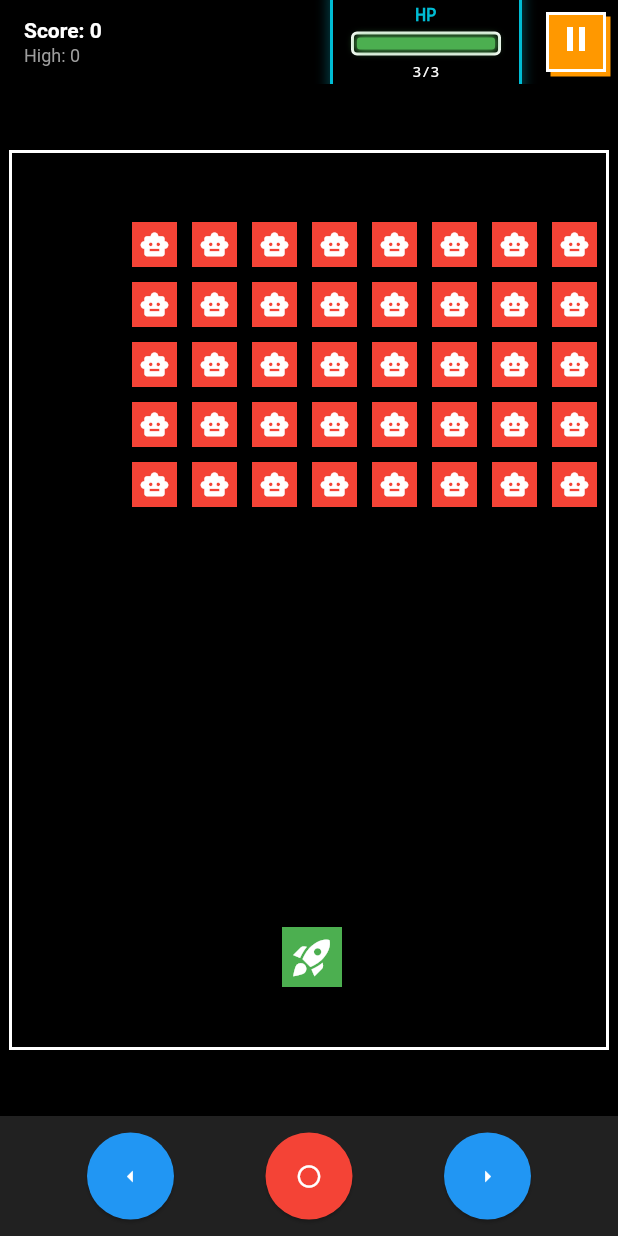
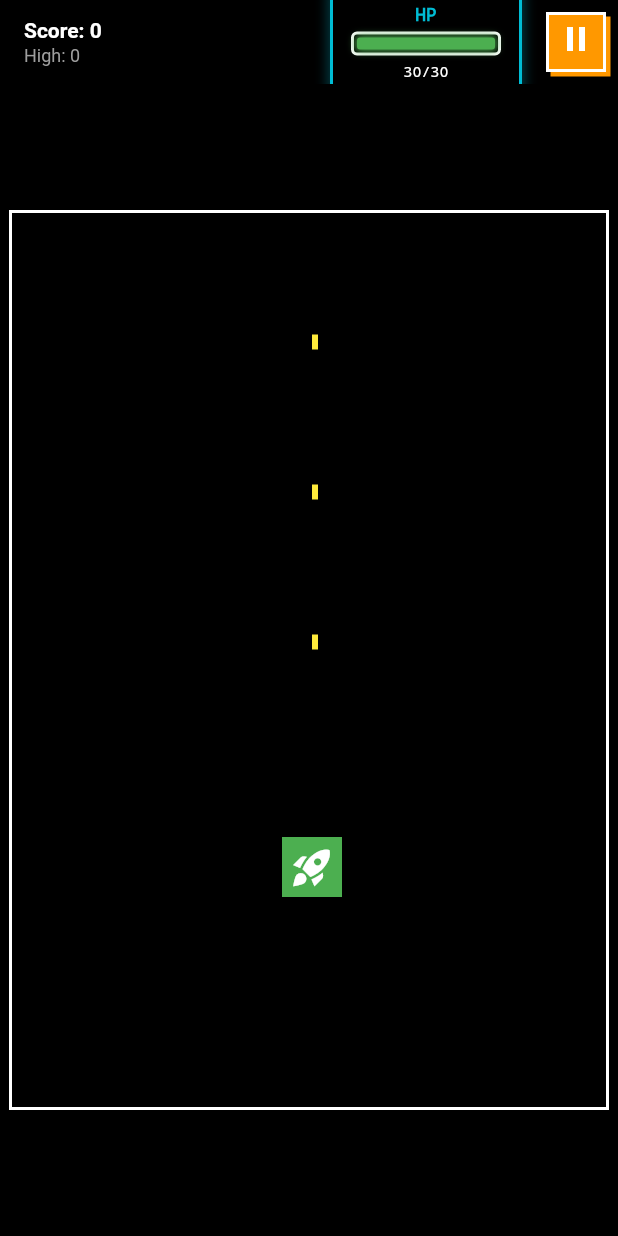
Before and after one commit to TomokiMatsubuchi/Flutter-invader, a Flutter app: the screen it shows after launch, after a tap on "START", on a phone screen of 412 x 824 dp. Run offline on Flutter 3.47's test engine with Material 3 defaults, Android fonts, the light colour scheme and no system bars; our stand-ins replace shared_preferences.

Commit message:
feat: Implement player movement and invader spawning mechanics

```diff
--- a/lib/screens/game_screen.dart
+++ b/lib/screens/game_screen.dart
@@ -1,10 +1,6 @@
 import 'package:flutter/material.dart';
 import 'dart:async';
 import '../models/game_state.dart';
-import '../models/bullet.dart';
-import '../models/invader.dart';
-import '../models/invader_bullet.dart';
-import '../models/player.dart';
 import '../services/game_engine.dart';
 import '../services/high_score_service.dart';
 import '../services/sound_service.dart';
@@ -12,6 +8,7 @@ import '../utils/constants.dart';
 import '../widgets/pause_button.dart';
 import '../widgets/pause_menu.dart';
 import '../widgets/hp_bar.dart';
+import '../widgets/pixel_button.dart';
 import 'title_screen.dart';
 
 class GameScreen extends StatefulWidget {
@@ -61,6 +58,15 @@ class _GameScreenState extends State<GameScreen> with TickerProviderStateMixin {
         GameEngine.updateBullets(gameState);
         GameEngine.updateInvaderBullets(gameState);
         GameEngine.generateInvaderBullet(gameState);
+        GameEngine.spawnRandomInvader(gameState); // ランダム出現
+
+        // 自動射撃（一定間隔で発射）
+        if (gameState.moveCounter % 20 == 0) { // 20フレームに1回（約0.33秒間隔）
+          if (GameEngine.canFireBullet(gameState)) {
+            SoundService.playShootSound();
+            GameEngine.fireBullet(gameState);
+          }
+        }
 
         final directionChanged = GameEngine.updateInvaders(gameState);
         final hitCount = GameEngine.checkCollisions(gameState);
@@ -134,26 +140,70 @@ class _GameScreenState extends State<GameScreen> with TickerProviderStateMixin {
     _initializeGameAsync();
   }
 
-  void _fireBullet() {
-    if (_gameState == null) return;
+
+
+  void _updatePlayerPosition(Offset globalPosition) {
+    if (_gameState == null || _gameState!.isPaused || _gameState!.isGameOver) return;
+
+    // 画面サイズを取得
+    final screenSize = MediaQuery.of(context).size;
+    final screenWidth = screenSize.width;
+    final screenHeight = screenSize.height;
+
+    // AppBarの高さを除外
+    final appBarHeight = AppBar().preferredSize.height + MediaQuery.of(context).padding.top;
+    final availableHeight = screenHeight - appBarHeight;
+
+    // タッチ位置を0-1の比率に変換（画面全体を使用、端での反応を改善）
+    final touchRatioX = (globalPosition.dx / screenWidth).clamp(0.0, 1.0);
+    final touchRatioY = ((globalPosition.dy - appBarHeight) / availableHeight).clamp(0.0, 1.0);
+
+    // 端での反応を改善するため、より敏感なマッピング
+    final adjustedRatioX = touchRatioX;
+    final adjustedRatioY = touchRatioY;
+
     setState(() {
-      if (GameEngine.canFireBullet(_gameState!)) {
-        SoundService.playShootSound();
-      }
-      GameEngine.fireBullet(_gameState!);
+      // 比率をゲーム座標に変換（調整された比率を使用）
+      final gameX = adjustedRatioX * GameConstants.gameWidth;
+      final gameY = adjustedRatioY * GameConstants.gameHeight;
+
+      // プレイヤー位置を更新（プレイヤーの中心がタッチ位置になるように）
+      final newX = gameX - GameConstants.playerWidth / 2;
+      final newY = gameY - GameConstants.playerHeight / 2;
+
+      // 現在の位置を取得
+      final currentX = _gameState!.player.x;
+      final currentY = _gameState!.player.y;
+
+      // 新しい位置を計算（境界でも確実に動作するように）
+      final clampedX = newX.clamp(0.0, GameConstants.gameWidth - GameConstants.playerWidth);
+      final clampedY = newY.clamp(0.0, GameConstants.gameHeight - GameConstants.playerHeight);
+
+      // 常に強制的に更新（境界での固着を防ぐ）
+      _gameState!.player.x = clampedX;
+      _gameState!.player.y = clampedY;
+
+      // デバッグ用：座標を確認
+      // print('Touch: (${globalPosition.dx}, ${globalPosition.dy}) -> Game: ($clampedX, $clampedY)');
     });
   }
 
-  void _movePlayer(double delta) {
-    if (_gameState == null) return;
-    setState(() {
-      if (delta < 0) {
-        _gameState!.player.moveLeft();
-      } else {
-        _gameState!.player.moveRight();
+  void _onPanStart(DragStartDetails details) {
+    _updatePlayerPosition(details.globalPosition);
   }
-    });
+
+  void _onPanUpdate(DragUpdateDetails details) {
+    _updatePlayerPosition(details.globalPosition);
   }
+
+  void _onPanEnd(DragEndDetails details) {
+    // パン終了時は何もしない（プレイヤーは最後の位置に留まる）
+  }
+
+  void _onTap(TapDownDetails details) {
+    _updatePlayerPosition(details.globalPosition);
+  }
+
 
   void _safelyDisposeTimer(Timer? timer) {
     try {
@@ -231,11 +281,17 @@ class _GameScreenState extends State<GameScreen> with TickerProviderStateMixin {
         actions: [
           PauseButton(
             isPaused: gameState.isPaused,
+            isGameOver: gameState.isGameOver,
             onPressed: _togglePause,
           ),
         ],
       ),
-      body: Center(
+      body: GestureDetector(
+        onTapDown: _onTap,
+        onPanStart: _onPanStart,
+        onPanUpdate: _onPanUpdate,
+        onPanEnd: _onPanEnd,
+        child: Center(
           child: Container(
             width: GameConstants.gameWidth,
             height: GameConstants.gameHeight,
@@ -349,9 +405,28 @@ class _GameScreenState extends State<GameScreen> with TickerProviderStateMixin {
                             ),
                           ),
                         const SizedBox(height: 20),
-                        ElevatedButton(
+                        Column(
+                          children: [
+                            PixelButton(
+                              text: 'PLAY AGAIN',
                               onPressed: _restartGame,
-                          child: const Text('Play Again'),
+                              backgroundColor: Colors.blue,
+                              borderColor: Colors.white,
+                              textColor: Colors.white,
+                              width: 200,
+                              height: 50,
+                            ),
+                            const SizedBox(height: 15),
+                            PixelButton(
+                              text: 'TITLE',
+                              onPressed: _goToTitle,
+                              backgroundColor: Colors.green,
+                              borderColor: Colors.white,
+                              textColor: Colors.white,
+                              width: 200,
+                              height: 50,
+                            ),
+                          ],
                         ),
                       ],
                     ),
@@ -369,41 +444,6 @@ class _GameScreenState extends State<GameScreen> with TickerProviderStateMixin {
             ),
           ),
         ),
-      bottomNavigationBar: Container(
-        height: 80,
-        color: Colors.grey[900],
-        child: Row(
-          mainAxisAlignment: MainAxisAlignment.spaceEvenly,
-          children: [
-            ElevatedButton(
-              onPressed: () => _movePlayer(-1),
-              style: ElevatedButton.styleFrom(
-                backgroundColor: Colors.blue,
-                shape: const CircleBorder(),
-                padding: const EdgeInsets.all(20),
-              ),
-              child: const Icon(Icons.arrow_left, color: Colors.white),
-            ),
-            ElevatedButton(
-              onPressed: _fireBullet,
-              style: ElevatedButton.styleFrom(
-                backgroundColor: Colors.red,
-                shape: const CircleBorder(),
-                padding: const EdgeInsets.all(20),
-              ),
-              child: const Icon(Icons.radio_button_unchecked, color: Colors.white),
-            ),
-            ElevatedButton(
-              onPressed: () => _movePlayer(1),
-              style: ElevatedButton.styleFrom(
-                backgroundColor: Colors.blue,
-                shape: const CircleBorder(),
-                padding: const EdgeInsets.all(20),
-              ),
-              child: const Icon(Icons.arrow_right, color: Colors.white),
-            ),
-          ],
-        ),
       ),
     );
   }
--- a/lib/screens/title_screen.dart
+++ b/lib/screens/title_screen.dart
@@ -298,12 +298,22 @@ class _TitleScreenState extends State<TitleScreen> with TickerProviderStateMixin
                           ),
                         ),
                         const SizedBox(height: 15),
-                        const Row(
-                          mainAxisAlignment: MainAxisAlignment.spaceEvenly,
+                        const Column(
                           children: [
-                            Flexible(child: PixelControlInfo(symbol: '◀', label: 'LEFT')),
-                            Flexible(child: PixelControlInfo(symbol: '●', label: 'FIRE')),
-                            Flexible(child: PixelControlInfo(symbol: '▶', label: 'RIGHT')),
+                            Row(
+                              mainAxisAlignment: MainAxisAlignment.spaceEvenly,
+                              children: [
+                                Flexible(child: PixelControlInfo(symbol: '◉', label: 'NEURAL LINK')),
+                                Flexible(child: PixelControlInfo(symbol: '⟼', label: 'VECTOR CTRL')),
+                              ],
+                            ),
+                            SizedBox(height: 10),
+                            Row(
+                              mainAxisAlignment: MainAxisAlignment.center,
+                              children: [
+                                Flexible(child: PixelControlInfo(symbol: '◈', label: 'QUANTUM FIRE')),
+                              ],
+                            ),
                           ],
                         ),
                       ],
--- a/lib/services/game_engine.dart
+++ b/lib/services/game_engine.dart
@@ -10,16 +10,41 @@ class GameEngine {
   static void initializeInvaders(GameState gameState) {
     try {
       gameState.invaders.clear();
-      for (int row = 0; row < GameConstants.invaderRows; row++) {
-        for (int col = 0; col < GameConstants.invaderCols; col++) {
-          gameState.invaders.add(Invader(
-            x: GameConstants.invaderStartX + col * GameConstants.invaderSpacing,
-            y: GameConstants.invaderStartY + row * GameConstants.invaderSpacing,
-          ));
+      // 初期化時はインベーダーを配置しない（ランダム出現システムに任せる）
+    } catch (e) {
+      debugPrint('Error initializing invaders: $e');
+    }
+  }
+
+  static void spawnRandomInvader(GameState gameState) {
+    try {
+      // 一定確率でインベーダーを生成
+      if (Random().nextInt(100) < 2) { // 2%の確率に増加（HPが増えたため）
+        final spawnSide = Random().nextInt(3); // 0:上, 1:右, 2:左（下は除外）
+        double x, y;
+
+        switch (spawnSide) {
+          case 0: // 上から
+            x = Random().nextDouble() * (GameConstants.gameWidth - GameConstants.invaderWidth);
+            y = -GameConstants.invaderHeight;
+            break;
+          case 1: // 右から
+            x = GameConstants.gameWidth;
+            y = Random().nextDouble() * (GameConstants.gameHeight - GameConstants.invaderHeight);
+            break;
+          case 2: // 左から
+            x = -GameConstants.invaderWidth;
+            y = Random().nextDouble() * (GameConstants.gameHeight - GameConstants.invaderHeight);
+            break;
+          default:
+            x = Random().nextDouble() * (GameConstants.gameWidth - GameConstants.invaderWidth);
+            y = -GameConstants.invaderHeight;
         }
+
+        gameState.invaders.add(Invader(x: x, y: y));
       }
     } catch (e) {
-      debugPrint('Error initializing invaders: $e');
+      debugPrint('Error spawning random invader: $e');
     }
   }
 
@@ -37,37 +62,42 @@ class GameEngine {
   static bool updateInvaders(GameState gameState) {
     if (gameState.invaders.isEmpty) return false;
 
-    final newCounter = gameState.moveCounter + 1;
-    bool directionChanged = false;
+    // フレームカウンターで移動頻度を調整
+    final shouldMove = gameState.moveCounter % 3 == 0; // 3フレームに1回移動
 
-    if (newCounter % GameConstants.invaderMoveInterval == 0) {
-      bool hitEdge = false;
+    // インベーダーをプレイヤーに向かって移動させる
+    gameState.invaders.removeWhere((invader) {
+      if (shouldMove) {
+        final playerCenterX = gameState.player.x + GameConstants.playerWidth / 2;
+        final playerCenterY = gameState.player.y + GameConstants.playerHeight / 2;
+        final invaderCenterX = invader.x + GameConstants.invaderWidth / 2;
+        final invaderCenterY = invader.y + GameConstants.invaderHeight / 2;
 
-      if (gameState.moveRight) {
-        for (var invader in gameState.invaders) {
-          invader.x += GameConstants.invaderSpeed;
-          if (invader.x >= GameConstants.gameWidth - GameConstants.invaderWidth) {
-            hitEdge = true;
-          }
-        }
-      } else {
-        for (var invader in gameState.invaders) {
-          invader.x -= GameConstants.invaderSpeed;
-          if (invader.x <= 0) {
-            hitEdge = true;
-          }
+        // プレイヤーとの距離を計算
+        final dx = playerCenterX - invaderCenterX;
+        final dy = playerCenterY - invaderCenterY;
+        final distance = sqrt(dx * dx + dy * dy);
+
+        // 一定距離以上離れている場合のみ移動
+        if (distance > 5.0) {
+          // 正規化した方向ベクトルを計算
+          final normalizedDx = dx / distance;
+          final normalizedDy = dy / distance;
+
+          // インベーダーをプレイヤーに向かって滑らかに移動
+          invader.x += normalizedDx * GameConstants.invaderSpeed;
+          invader.y += normalizedDy * GameConstants.invaderSpeed;
         }
       }
 
-      if (hitEdge) {
-        directionChanged = true;
-        for (var invader in gameState.invaders) {
-          invader.y += GameConstants.invaderSpeed;
-        }
-      }
-    }
+      // 画面外に出たインベーダーを削除
+      return invader.x < -GameConstants.invaderWidth ||
+             invader.x > GameConstants.gameWidth ||
+             invader.y < -GameConstants.invaderHeight ||
+             invader.y > GameConstants.gameHeight;
+    });
 
-    return directionChanged;
+    return false; // 方向変更は不要
   }
 
   static int checkCollisions(GameState gameState) {
@@ -125,7 +155,7 @@ class GameEngine {
 
   static void generateInvaderBullet(GameState gameState) {
     try {
-      if (gameState.invaders.isNotEmpty && Random().nextInt(100) < 2) {
+      if (gameState.invaders.isNotEmpty && Random().nextInt(100) < 3) { // 3%に増加
         final randomInvader = gameState.invaders[Random().nextInt(gameState.invaders.length)];
         gameState.invaderBullets.add(InvaderBullet(
           x: randomInvader.x + GameConstants.invaderWidth / 2,
@@ -139,6 +169,7 @@ class GameEngine {
 
   static bool checkPlayerCollision(GameState gameState) {
     try {
+      // インベーダーの弾丸との衝突判定
       for (int i = gameState.invaderBullets.length - 1; i >= 0; i--) {
         final bullet = gameState.invaderBullets[i];
         if (bullet.x >= gameState.player.x &&
@@ -149,6 +180,18 @@ class GameEngine {
           return true;
         }
       }
+
+      // インベーダーとの直接接触判定
+      for (int i = gameState.invaders.length - 1; i >= 0; i--) {
+        final invader = gameState.invaders[i];
+        if (invader.x < gameState.player.x + GameConstants.playerWidth &&
+            invader.x + GameConstants.invaderWidth > gameState.player.x &&
+            invader.y < gameState.player.y + GameConstants.playerHeight &&
+            invader.y + GameConstants.invaderHeight > gameState.player.y) {
+          gameState.invaders.removeAt(i);
+          return true;
+        }
+      }
     } catch (e) {
       debugPrint('Error checking player collision: $e');
     }
@@ -156,7 +199,7 @@ class GameEngine {
   }
 
   static bool isGameOver(GameState gameState) {
-    return gameState.invaders.isEmpty || gameState.lives <= 0;
+    return gameState.lives <= 0; // インベーダーは無限出現するため、ライフのみでゲームオーバー判定
   }
 
   static bool isPlayerDead(GameState gameState) {
--- a/lib/utils/constants.dart
+++ b/lib/utils/constants.dart
@@ -11,17 +11,17 @@ class GameConstants {
 
   // ゲームバランス
   static const int maxBullets = 3;
-  static const int scorePerInvader = 10;
-  static const int playerLives = 3;
+  static const int scorePerInvader = 50; // スコアを増加
+  static const int playerLives = 30;
   static const double playerSpeed = 20.0;
   static const double bulletSpeed = 5.0;
-  static const double invaderSpeed = 20.0;
+  static const double invaderSpeed = 5.0; // 速度を大幅に減少
   static const double invaderBulletSpeed = 3.0;
 
   // プレイヤー設定
   static const double playerWidth = 40.0;
   static const double playerHeight = 40.0;
-  static const double playerY = gameHeight - 80;
+  static const double playerY = gameHeight * 0.7; // 画面の70%の位置（下寄りだが移動可能）
 
   // インベーダー設定
   static const int invaderRows = 5;
--- a/lib/widgets/pause_button.dart
+++ b/lib/widgets/pause_button.dart
@@ -3,11 +3,13 @@ import '../painters/pixel_painters.dart';
 
 class PauseButton extends StatelessWidget {
   final bool isPaused;
+  final bool isGameOver;
   final VoidCallback onPressed;
 
   const PauseButton({
     super.key,
     required this.isPaused,
+    this.isGameOver = false,
     required this.onPressed,
   });
 
@@ -19,11 +21,15 @@ class PauseButton extends StatelessWidget {
         width: 40,
         height: 40,
         decoration: BoxDecoration(
-          color: isPaused ? Colors.green : Colors.orange,
+          color: isGameOver
+              ? Colors.grey // ゲームオーバー時はグレー
+              : (isPaused ? Colors.green : Colors.orange),
           border: Border.all(color: Colors.white, width: 2),
           boxShadow: [
             BoxShadow(
-              color: isPaused ? Colors.green : Colors.orange,
+              color: isGameOver
+                  ? Colors.grey
+                  : (isPaused ? Colors.green : Colors.orange),
               offset: const Offset(3, 3),
             ),
           ],
@@ -31,7 +37,7 @@ class PauseButton extends StatelessWidget {
         child: Material(
           color: Colors.transparent,
           child: InkWell(
-            onTap: onPressed,
+            onTap: isGameOver ? null : onPressed, // ゲームオーバー時は無効化
             child: Container(
               padding: const EdgeInsets.all(8),
               child: CustomPaint(
```
Also changed, not shown: lib/models/player.dart (+12 -0 lines). Lines whose indentation alone changed are shown as unchanged.
